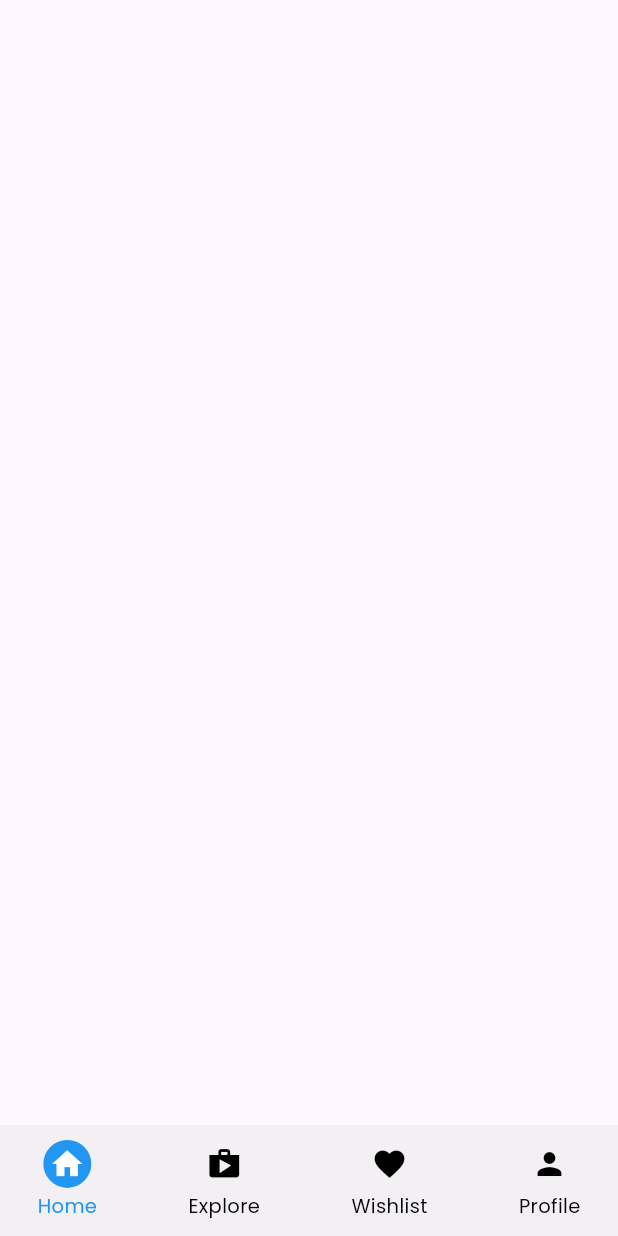
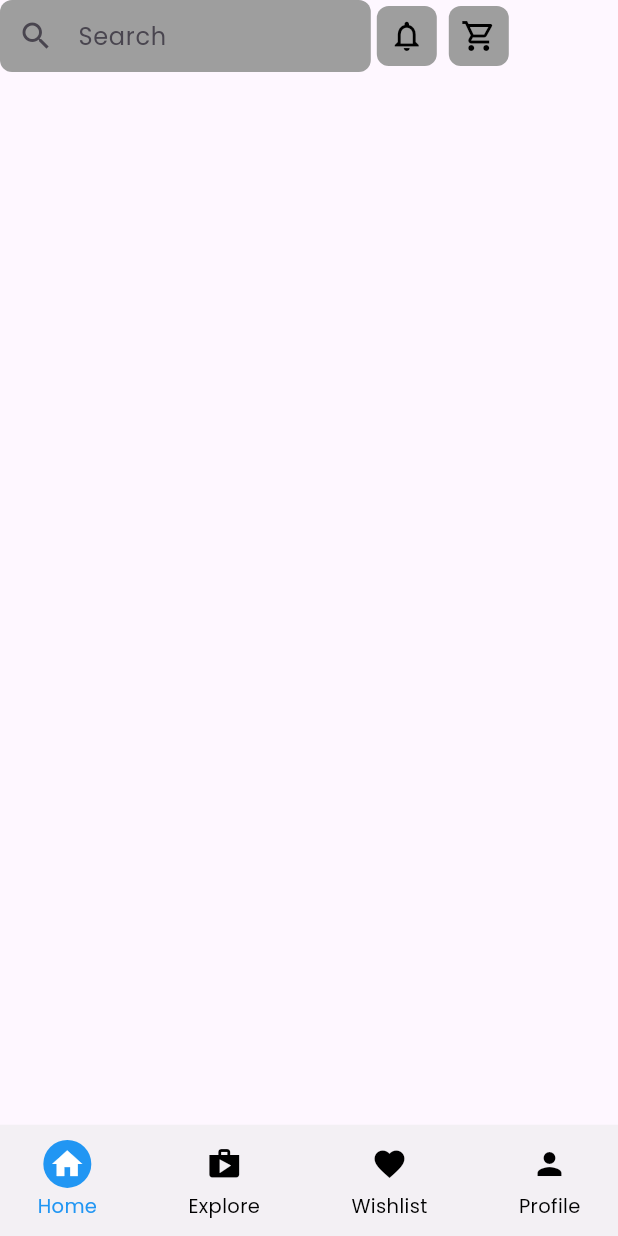
Before and after one commit to Van064886/flutter_clothing_store_ui, a Flutter app: the Home screen opened directly, on a phone screen of 412 x 824 dp. Run offline on Flutter 3.47's test engine with Material 3 defaults, Android fonts, the light colour scheme and no system bars; our stand-ins replace google_fonts.

```diff
--- a/lib/screens/home.dart
+++ b/lib/screens/home.dart
@@ -15,6 +15,7 @@ class _HomeState extends State<Home> {
     final width = size.width;
     final height = size.height;
     int activeScreen = 1;
+    TextEditingController _searchController = TextEditingController();
 
     return Scaffold(
         bottomNavigationBar: Container(
@@ -56,9 +57,56 @@ class _HomeState extends State<Home> {
             ],
           ),
         ),
-        body: const SafeArea(child: Column(
+        body: SafeArea(
+            child: Column(
           children: [
-
+            Row(
+              children: [
+                SizedBox(
+                  width: width * .6,
+                  child: TextField(
+                    decoration: InputDecoration(
+                      contentPadding: const EdgeInsets.symmetric(vertical: 8),
+                      prefixIcon: const Icon(Icons.search),
+                      hintText: 'Search',
+                      border: OutlineInputBorder(
+                        borderSide: BorderSide.none,
+                        borderRadius: BorderRadius.circular(8.0),
+                      ),
+                      filled: true,
+                      fillColor: Colors.grey,
+                    ),
+                    controller: _searchController,
+                  ),
+                ),
+                Row(
+                  children: [
+                    IconButton(
+                        style: ButtonStyle(
+                            backgroundColor:
+                                const MaterialStatePropertyAll(Colors.grey),
+                            foregroundColor:
+                                const MaterialStatePropertyAll(Colors.black),
+                            shape: MaterialStatePropertyAll(
+                                RoundedRectangleBorder(
+                                    borderRadius: BorderRadius.circular(8)))),
+                        onPressed: () {},
+                        icon: const Icon(Icons.notifications_none_outlined)),
+                    IconButton(
+                        style: ButtonStyle(
+                            backgroundColor:
+                                const MaterialStatePropertyAll(Colors.grey),
+                            foregroundColor:
+                                const MaterialStatePropertyAll(Colors.black),
+                            shape: MaterialStatePropertyAll(
+                                RoundedRectangleBorder(
+                                    borderRadius: BorderRadius.circular(8)))),
+                        onPressed: () {},
+                        icon: const Icon(Icons.shopping_cart_outlined)),
+                  ],
+                )
+              ],
+            )
           ],
         )));
   }
```
